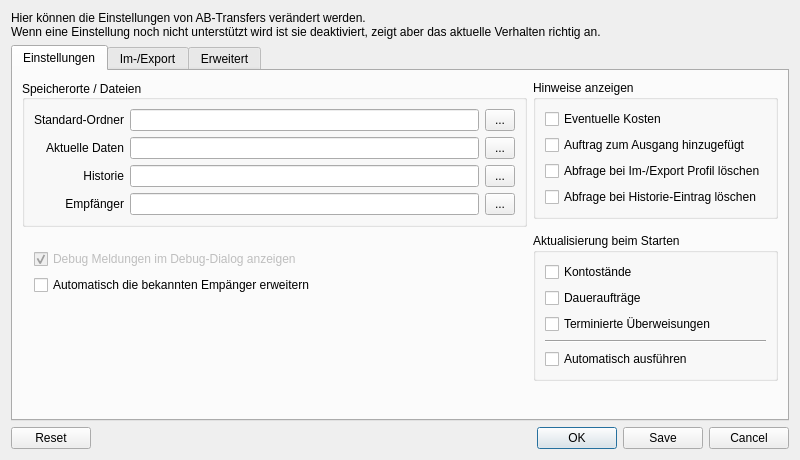
The window that src/dialogs/dialogsettings.ui (schmufu/abtransfers) describes before a commit, drawn with Qt 5.
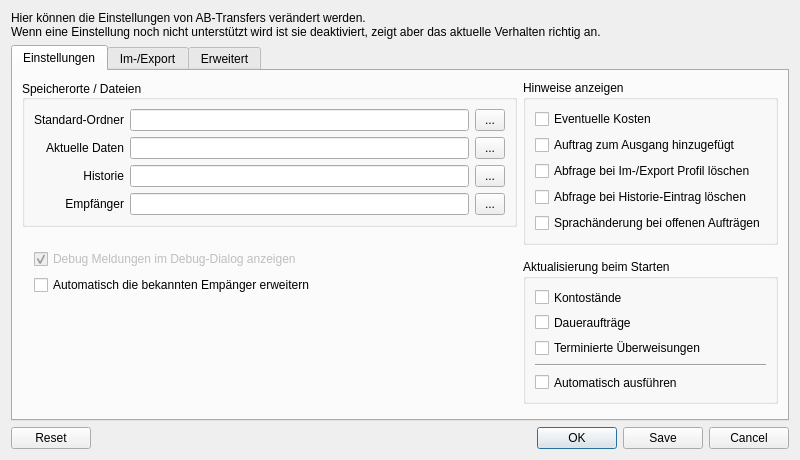
The same window after the commit. The open tabs and pages were chosen to show the change. Icons and pictures are not drawn.

Commit message: Added option to settings to restore "do not show again" dialog for runtime language change information.

Patch:
```diff
--- a/src/dialogs/dialogsettings.ui
+++ b/src/dialogs/dialogsettings.ui
@@ -378,6 +378,13 @@
                 </property>
                </widget>
               </item>
+              <item>
+               <widget class="QCheckBox" name="checkBox_runtimeLanguageChange">
+                <property name="text">
+                 <string>Sprachänderung bei offenen Aufträgen</string>
+                </property>
+               </widget>
+              </item>
              </layout>
             </widget>
            </item>
```
The commit also changes 1 other file.
